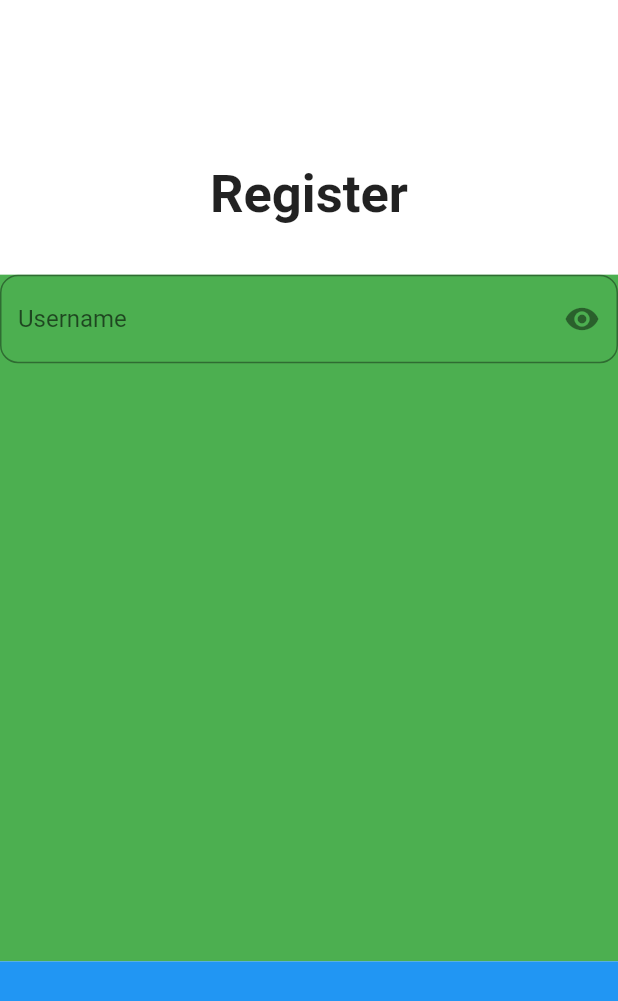
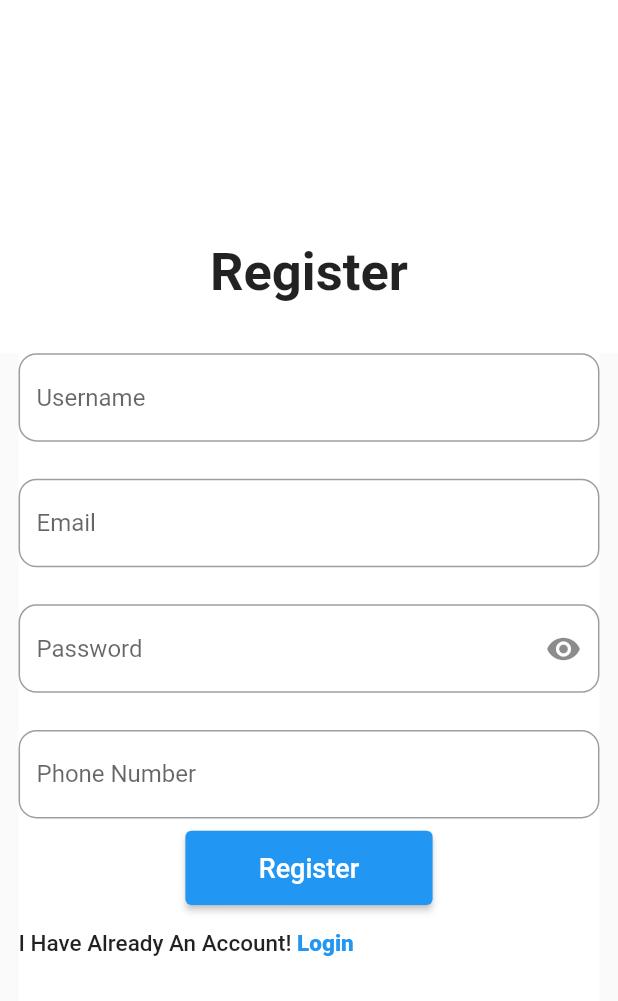
Before and after one commit to tinltgifhub/E-Commerce, a Flutter app: the screen it shows after launch, on a phone screen of 412 x 824 dp. Shown: the top 1001 px of the screen. Run offline on Flutter 3.47's test engine with Material 2 defaults, Android fonts, the phone set to English and light mode, and no system bars.

Commit message:
SignUp Screen

```diff
--- a/lib/Screens/signup.dart
+++ b/lib/Screens/signup.dart
@@ -34,13 +34,36 @@ class SignUp extends StatelessWidget {
             Expanded(
               flex: 50,
               child: Container(
-                color: Colors.green,
-                // margin: EdgeInsets.symmetric(horizontal:scrwidth*0.03),
+                color: Colors.white,
+                margin: EdgeInsets.symmetric(horizontal:scrwidth*0.03),
+                child: SingleChildScrollView(
                   child: Column(
                     children: [
                       TextFormField(
                         decoration: InputDecoration(
                           hintText: "Username",
+                          border: OutlineInputBorder(
+                            borderSide: BorderSide(color: Colors.black, width: 2.4),
+                            borderRadius: BorderRadius.circular(12),
+                          ),
+                          // ),
+                        ),
+                      ),
+                      SizedBox(height: scrheight*0.03,),
+                      TextFormField(
+                        decoration: InputDecoration(
+                          hintText: "Email",
+                          border: OutlineInputBorder(
+                            borderSide: BorderSide(color: Colors.black, width: 2.4),
+                            borderRadius: BorderRadius.circular(12),
+                          ),
+                          // ),
+                        ),
+                      ),
+                      SizedBox(height: scrheight*0.03,),
+                      TextFormField(
+                        decoration: InputDecoration(
+                          hintText: "Password",
                           suffixIcon:GestureDetector(
                             onTap: (){
                               FocusScope.of(context).unfocus();
@@ -48,21 +71,60 @@ class SignUp extends StatelessWidget {
                             child:Icon(Icons.visibility),
                           ),
                           border: OutlineInputBorder(
+                            borderSide: BorderSide(color: Colors.black, width: 2.4),
                             borderRadius: BorderRadius.circular(12),
-                          borderSide: BorderSide(style: BorderStyle.solid,color: Colors.red),
+                          ),
+                          // ),
                         ),
                       ),
-                    )
+                      SizedBox(height: scrheight*0.03,),
+                      TextFormField(
+                        decoration: InputDecoration(
+                          hintText: "Phone Number",
+                          border: OutlineInputBorder(
+                            borderSide: BorderSide(color: Colors.black, width: 2.4),
+                            borderRadius: BorderRadius.circular(12),
+                          ),
+                          // ),
+                        ),
+                      ),
+                      SizedBox(height: scrheight*0.01,),
+                      Container(
+                        child: ElevatedButton(
+                          onPressed: (){},
+                          style: ButtonStyle(
+                            minimumSize: MaterialStateProperty.all(Size(scrwidth*0.4,scrheight*0.06)),
+                          ),
+                          child: Text(
+                            'Register',
+                            style: TextStyle(fontSize: 18),
+                          ),
+                          ),
+                      ),
+                      SizedBox(height: scrheight*0.02,),
+                      Row(
+                        children:[
+                          Text('I Have Already An Account! ',style: TextStyle(fontSize: 15,fontWeight: FontWeight.w500),),
+                          GestureDetector(
+                            onTap: (){},
+                            child: Text(
+                              'Login',
+                              style: TextStyle(color: Colors.blue,fontSize: 15,fontWeight: FontWeight.w800),
+                            ),
+                          ),
+                        ] ,
+                      ),
                     ],
                   ),
                 ),
               ),
-            Expanded(
-              flex: 20,
-              child: Container(
-                color: Colors.blue,
             ),
-            ),
+            // Expanded(
+            //   // flex: 10,
+            //   child: Container(
+            //     color: Colors.white,
+            //   ),
+            // ),
           ],
         ),
       ),
```
Lines whose indentation alone changed are shown as unchanged.
